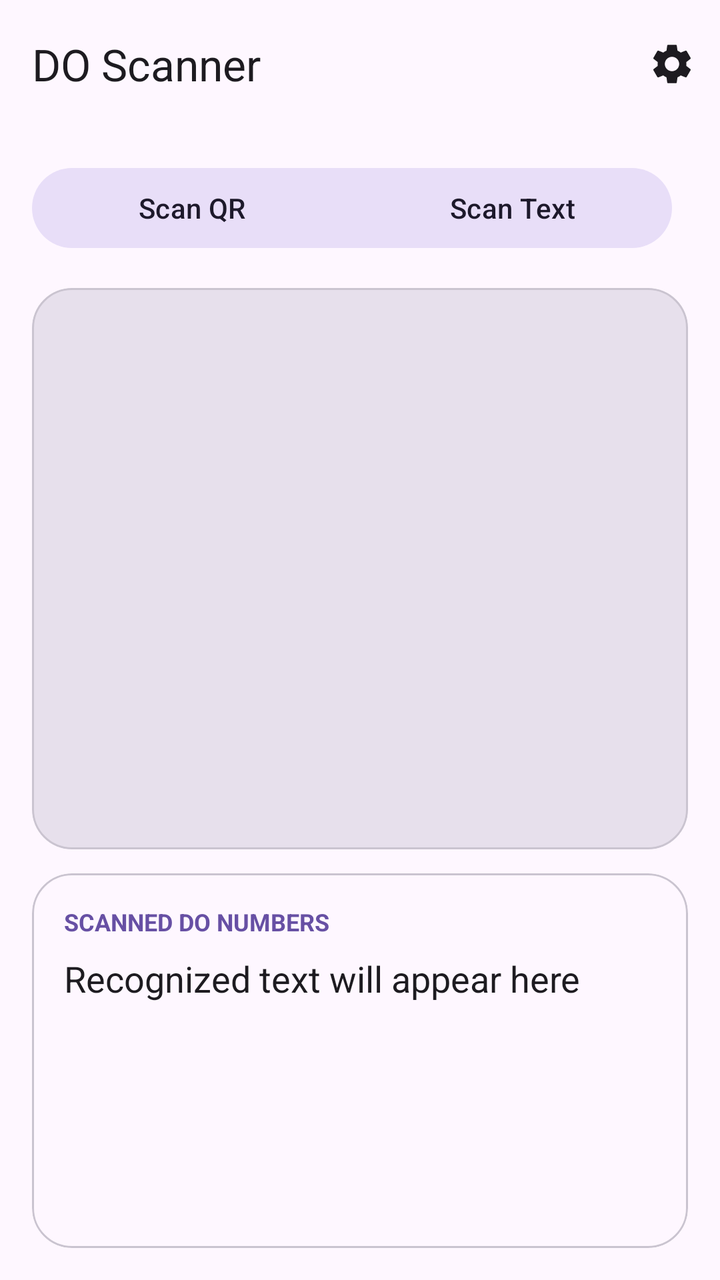
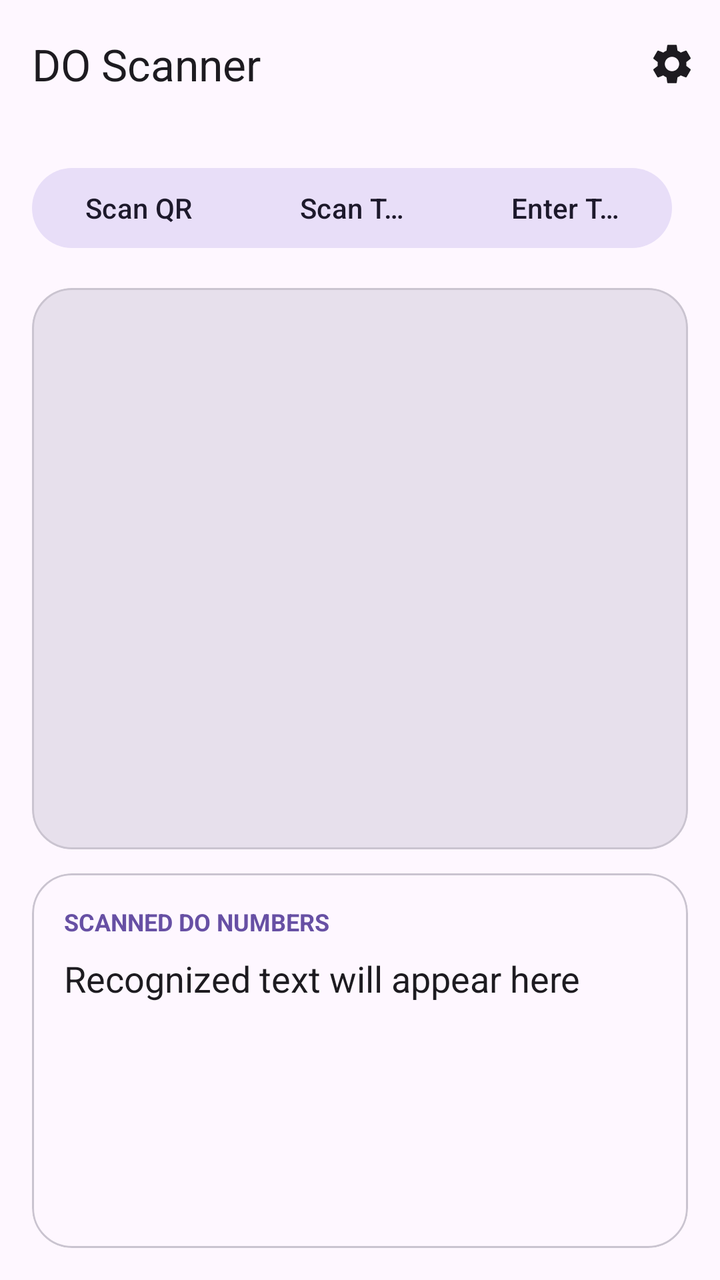

An Android layout rendered at two revisions. The XML below is the earlier revision; the diff shows what the commit changed to produce the second picture.
<!-- AndroidManifest.xml: application theme Theme.OcrDemo -->
<!-- res/layout/activity_main.xml -->
<?xml version="1.0" encoding="utf-8"?>
<LinearLayout xmlns:android="http://schemas.android.com/apk/res/android"
    xmlns:app="http://schemas.android.com/apk/res-auto"
    android:layout_width="match_parent"
    android:layout_height="match_parent"
    android:background="?attr/colorSurface"
    android:fitsSystemWindows="true"
    android:orientation="vertical">

    
    <com.google.android.material.appbar.AppBarLayout
        android:layout_width="match_parent"
        android:layout_height="wrap_content"
        android:background="?attr/colorSurface">

        <com.google.android.material.appbar.MaterialToolbar
            android:id="@+id/topAppBar"
            android:layout_width="match_parent"
            android:layout_height="64dp"
            android:background="?attr/colorSurface"
            android:theme="@style/ThemeOverlay.Material3.Dark.ActionBar"
            app:menu="@menu/main_menu"
            app:title="DO Scanner"
            app:titleTextColor="?attr/colorOnSurface" />
    </com.google.android.material.appbar.AppBarLayout>

    
    <LinearLayout
        android:layout_width="match_parent"
        android:layout_height="0dp"
        android:layout_weight="1"
        android:orientation="vertical"
        android:padding="16dp">

        
        <LinearLayout
            android:layout_width="match_parent"
            android:layout_height="wrap_content"
            android:orientation="horizontal">

            <com.google.android.material.button.MaterialButtonToggleGroup
                android:id="@+id/toggleCamera"
                android:layout_width="0dp"
                android:layout_height="wrap_content"
                android:layout_marginEnd="8dp"
                android:layout_weight="1"
                app:selectionRequired="false"
                app:singleSelection="true">

                <com.google.android.material.button.MaterialButton
                    android:id="@+id/btnCameraQR"
                    style="@style/Widget.Material3.Button.TonalButton"
                    android:layout_width="0dp"
                    android:layout_height="wrap_content"
                    android:layout_weight="1"
                    android:checkable="true"
                    android:maxLines="1"
                    android:text="Scan QR"
                    android:textColor="@color/btn_toggle_text"
                    app:backgroundTint="@color/btn_toggle_bg" />

                <com.google.android.material.button.MaterialButton
                    android:id="@+id/btnCameraText"
                    style="@style/Widget.Material3.Button.TonalButton"
                    android:layout_width="0dp"
                    android:layout_height="wrap_content"
                    android:layout_weight="1"
                    android:checkable="true"
                    android:maxLines="1"
                    android:text="Scan Text"
                    android:textColor="@color/btn_toggle_text"
                    app:backgroundTint="@color/btn_toggle_bg" />
            </com.google.android.material.button.MaterialButtonToggleGroup>
        </LinearLayout>

        
        <com.google.android.material.card.MaterialCardView
            style="?attr/materialCardViewOutlinedStyle"
            android:layout_width="match_parent"
            android:layout_height="0dp"
            android:layout_marginTop="16dp"
            android:layout_weight="3"
            app:cardCornerRadius="20dp"
            app:cardElevation="0dp">

            <FrameLayout
                android:layout_width="match_parent"
                android:layout_height="match_parent"
                android:background="?attr/colorSurfaceVariant">

                <ImageView
                    android:id="@+id/imageView"
                    android:layout_width="match_parent"
                    android:layout_height="match_parent"
                    android:contentDescription="Picked image"
                    android:scaleType="fitCenter" />

                <androidx.camera.view.PreviewView
                    android:id="@+id/previewView"
                    android:layout_width="match_parent"
                    android:layout_height="match_parent"
                    android:visibility="gone" />
            </FrameLayout>
        </com.google.android.material.card.MaterialCardView>

        
        <com.google.android.material.card.MaterialCardView
            style="?attr/materialCardViewOutlinedStyle"
            android:layout_width="match_parent"
            android:layout_height="0dp"
            android:layout_marginTop="12dp"
            android:layout_weight="2"
            app:cardCornerRadius="20dp"
            app:cardElevation="0dp">

            <LinearLayout
                android:layout_width="match_parent"
                android:layout_height="match_parent"
                android:orientation="vertical"
                android:padding="16dp">

                <TextView
                    android:layout_width="wrap_content"
                    android:layout_height="wrap_content"
                    android:text="SCANNED DO NUMBERS"
                    android:textColor="?attr/colorPrimary"
                    android:textSize="12sp"
                    android:textStyle="bold" />

                <ScrollView
                    android:layout_width="match_parent"
                    android:layout_height="0dp"
                    android:layout_marginTop="8dp"
                    android:layout_weight="1">

                    <TextView
                        android:id="@+id/tvResult"
                        android:layout_width="match_parent"
                        android:layout_height="wrap_content"
                        android:lineSpacingExtra="4dp"
                        android:text="Recognized text will appear here"
                        android:textColor="?attr/colorOnSurface"
                        android:textIsSelectable="true"
                        android:textSize="18sp" />
                </ScrollView>
            </LinearLayout>
        </com.google.android.material.card.MaterialCardView>
    </LinearLayout>
</LinearLayout>
<!-- resources referenced by this layout -->
<resources>
  <style name="Theme.OcrDemo" parent="Base.Theme.OcrDemo" />
  <style name="Base.Theme.OcrDemo" parent="Theme.Material3.DayNight.NoActionBar">
          
          
      </style>
</resources>

<!-- the commit's change to res/layout/activity_main.xml (unified diff, before → after) -->
@@ -49,7 +49,7 @@
 
                 <com.google.android.material.button.MaterialButton
                     android:id="@+id/btnCameraQR"
-                    style="@style/Widget.Material3.Button.TonalButton"
+                    style="@style/Widget.Material3.Button"
                     android:layout_width="0dp"
                     android:layout_height="wrap_content"
                     android:layout_weight="1"
@@ -61,7 +61,7 @@
 
                 <com.google.android.material.button.MaterialButton
                     android:id="@+id/btnCameraText"
-                    style="@style/Widget.Material3.Button.TonalButton"
+                    style="@style/Widget.Material3.Button"
                     android:layout_width="0dp"
                     android:layout_height="wrap_content"
                     android:layout_weight="1"
@@ -70,12 +70,26 @@
                     android:text="Scan Text"
                     android:textColor="@color/btn_toggle_text"
                     app:backgroundTint="@color/btn_toggle_bg" />
+
+                <com.google.android.material.button.MaterialButton
+                    android:id="@+id/btnEnterText"
+                    style="@style/Widget.Material3.Button"
+                    android:layout_width="0dp"
+                    android:layout_height="wrap_content"
+                    android:layout_weight="1"
+                    android:checkable="true"
+                    android:maxLines="1"
+                    android:text="Enter Text"
+                    android:textColor="@color/btn_toggle_text"
+                    app:backgroundTint="@color/btn_toggle_bg" />
+
             </com.google.android.material.button.MaterialButtonToggleGroup>
         </LinearLayout>
 
         
         <com.google.android.material.card.MaterialCardView
             style="?attr/materialCardViewOutlinedStyle"
+            android:id="@+id/previewCard"
             android:layout_width="match_parent"
             android:layout_height="0dp"
             android:layout_marginTop="16dp"
@@ -88,13 +102,6 @@
                 android:layout_height="match_parent"
                 android:background="?attr/colorSurfaceVariant">
 
-                <ImageView
-                    android:id="@+id/imageView"
-                    android:layout_width="match_parent"
-                    android:layout_height="match_parent"
-                    android:contentDescription="Picked image"
-                    android:scaleType="fitCenter" />
-
                 <androidx.camera.view.PreviewView
                     android:id="@+id/previewView"
                     android:layout_width="match_parent"
@@ -102,6 +109,42 @@
                     android:visibility="gone" />
             </FrameLayout>
         </com.google.android.material.card.MaterialCardView>
+
+        
+        <LinearLayout
+            android:id="@+id/inputGroup"
+            android:layout_width="match_parent"
+            android:layout_height="wrap_content"
+            android:layout_marginTop="16dp"
+            android:orientation="vertical"
+            android:visibility="gone">
+
+            <com.google.android.material.textfield.TextInputLayout
+                android:id="@+id/tilInput"
+                style="@style/Widget.Material3.TextInputLayout.OutlinedBox"
+                android:layout_width="match_parent"
+                android:layout_height="wrap_content"
+                android:hint="DO Number"
+                app:endIconMode="clear_text">
+
+                <com.google.android.material.textfield.TextInputEditText
+                    android:id="@+id/etInput"
+                    android:layout_width="match_parent"
+                    android:layout_height="wrap_content"
+                    android:imeOptions="actionDone"
+                    android:inputType="number"
+                    android:maxLength="9"
+                    android:maxLines="1" />
+
+            </com.google.android.material.textfield.TextInputLayout>
+
+            <com.google.android.material.button.MaterialButton
+                android:id="@+id/btnSubmit"
+                android:layout_width="match_parent"
+                android:layout_height="wrap_content"
+                android:layout_marginTop="12dp"
+                android:text="Submit" />
+        </LinearLayout>
 
         
         <com.google.android.material.card.MaterialCardView
